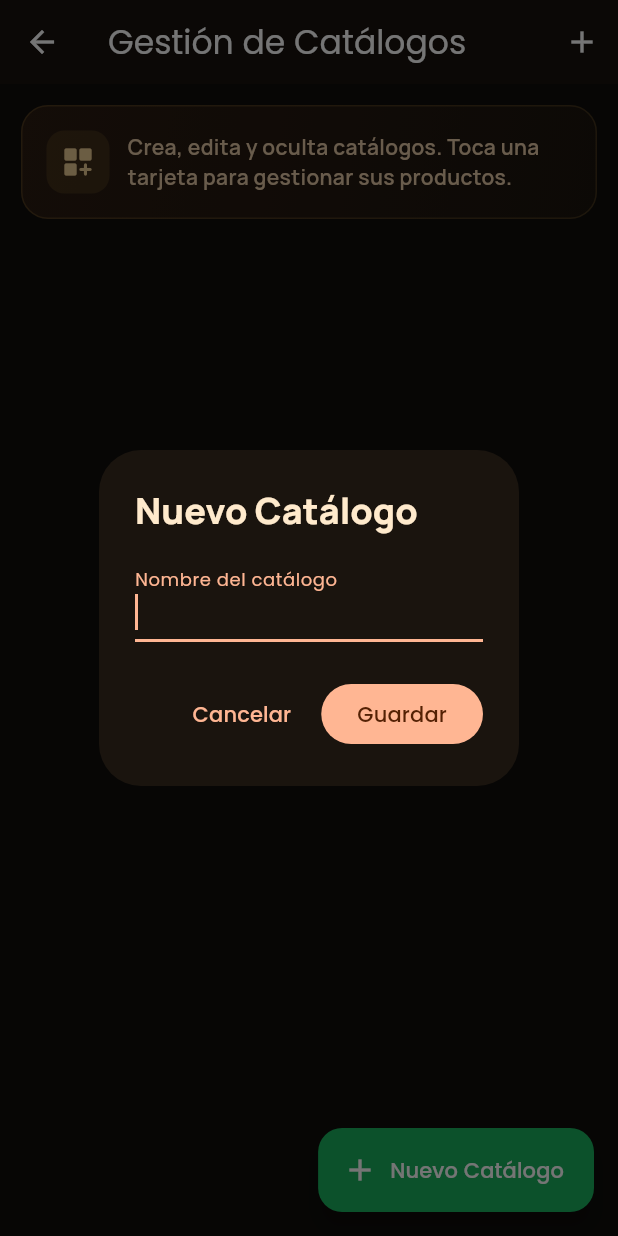
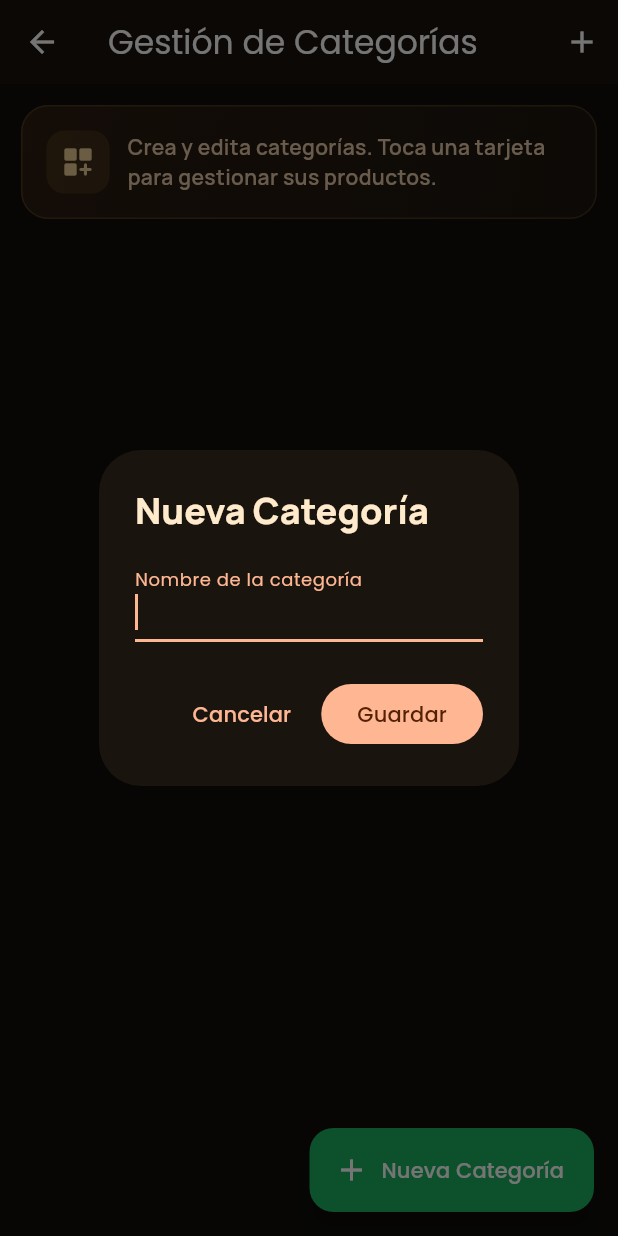
Before and after one commit to bryanbencomo4/kosmenu, a Flutter app: the CatalogListScreen screen opened directly, after a tap on the "add" icon, on a phone screen of 412 x 824 dp. Run offline on Flutter 3.47's test engine with Material 3 defaults, Android fonts, the phone set to English and light mode, and no system bars; our stand-ins replace flutter_image_compress, google_fonts, image_picker, qr_flutter, share_plus, supabase_flutter; accounts and stored records are empty.

Commit message:
Fix category schema compatibility and save stability

```diff
--- a/lib/screens/category_screen.dart
+++ b/lib/screens/category_screen.dart
@@ -14,6 +14,7 @@ class CatalogListScreen extends StatefulWidget {
 
 class _CatalogListScreenState extends State<CatalogListScreen> {
   bool _loading = true;
+  bool _supportsActivoColumn = true;
   List<CategoryModel> _catalogs = <CategoryModel>[];
 
   @override
@@ -76,7 +77,7 @@ class _CatalogListScreenState extends State<CatalogListScreen> {
           textCapitalization: TextCapitalization.words,
           style: const TextStyle(color: Colors.white),
           decoration: const InputDecoration(
-            labelText: 'Nombre del catálogo',
+            labelText: 'Nombre de la categoría',
           ),
         ),
         actions: [
@@ -97,7 +98,7 @@ class _CatalogListScreenState extends State<CatalogListScreen> {
   }
 
   Future<void> _createCatalog() async {
-    final name = await _showCatalogNameDialog(title: 'Nuevo Catálogo');
+    final name = await _showCatalogNameDialog(title: 'Nueva Categoría');
     if (name == null || name.isEmpty) return;
 
     try {
@@ -105,25 +106,40 @@ class _CatalogListScreenState extends State<CatalogListScreen> {
           ? 0
           : _catalogs.map((c) => c.orden).reduce((a, b) => a > b ? a : b) + 1;
 
-      await Supabase.instance.client.from('categorias').insert({
+      final payload = <String, dynamic>{
         'comercio_id': SupabaseConfig.currentComercioId,
         'nombre': name,
         'orden': maxOrder,
-        'activo': true,
-      });
+      };
+
+      if (_supportsActivoColumn) {
+        payload['activo'] = true;
+      }
+
+      try {
+        await Supabase.instance.client.from('categorias').insert(payload);
+      } on PostgrestException catch (error) {
+        if (_isMissingActivoColumnError(error) && _supportsActivoColumn) {
+          _supportsActivoColumn = false;
+          payload.remove('activo');
+          await Supabase.instance.client.from('categorias').insert(payload);
+        } else {
+          rethrow;
+        }
+      }
 
       await _loadCatalogs();
     } catch (error) {
       if (!mounted) return;
       ScaffoldMessenger.of(context).showSnackBar(
-        SnackBar(content: Text('No se pudo crear catálogo: $error')),
+        SnackBar(content: Text('No se pudo crear categoría: $error')),
       );
     }
   }
 
   Future<void> _editCatalog(CategoryModel catalog) async {
     final name = await _showCatalogNameDialog(
-      title: 'Editar Catálogo',
+      title: 'Editar Categoría',
       initialValue: catalog.nombre,
     );
     if (name == null || name.isEmpty) return;
@@ -138,12 +154,24 @@ class _CatalogListScreenState extends State<CatalogListScreen> {
     } catch (error) {
       if (!mounted) return;
       ScaffoldMessenger.of(context).showSnackBar(
-        SnackBar(content: Text('No se pudo editar catálogo: $error')),
+        SnackBar(content: Text('No se pudo editar categoría: $error')),
       );
     }
   }
 
   Future<void> _toggleCatalogActive(CategoryModel catalog, bool value) async {
+    if (!_supportsActivoColumn) {
+      if (!mounted) return;
+      ScaffoldMessenger.of(context).showSnackBar(
+        const SnackBar(
+          content: Text(
+            'La visibilidad por categoría no está habilitada en esta base.',
+          ),
+        ),
+      );
+      return;
+    }
+
     final previous = List<CategoryModel>.from(_catalogs);
 
     setState(() {
@@ -170,6 +198,23 @@ class _CatalogListScreenState extends State<CatalogListScreen> {
           .from('categorias')
           .update({'activo': value})
           .eq('id', catalog.id);
+    } on PostgrestException catch (error) {
+      if (!mounted) return;
+      if (_isMissingActivoColumnError(error)) {
+        setState(() {
+          _catalogs = previous;
+          _supportsActivoColumn = false;
+        });
+        ScaffoldMessenger.of(context).showSnackBar(
+          const SnackBar(
+            content: Text(
+              'Tu tabla categorias no tiene la columna activo. Se desactivó ese control.',
+            ),
+          ),
+        );
+        return;
+      }
+      rethrow;
     } catch (error) {
       if (!mounted) return;
       setState(() => _catalogs = previous);
@@ -184,7 +229,7 @@ class _CatalogListScreenState extends State<CatalogListScreen> {
       context: context,
       builder: (context) => AlertDialog(
         backgroundColor: const Color(0xFF1A140E),
-        title: const Text('Eliminar catálogo'),
+        title: const Text('Eliminar categoría'),
         content: Text(
           '¿Seguro que deseas eliminar "${catalog.nombre}"? Esta acción no se puede deshacer.',
         ),
@@ -216,9 +261,15 @@ class _CatalogListScreenState extends State<CatalogListScreen> {
     } catch (error) {
       if (!mounted) return;
       ScaffoldMessenger.of(context).showSnackBar(
-        SnackBar(content: Text('No se pudo eliminar catálogo: $error')),
+        SnackBar(content: Text('No se pudo eliminar categoría: $error')),
       );
     }
+  }
+
+  bool _isMissingActivoColumnError(PostgrestException error) {
+    final code = (error.code ?? '').toUpperCase();
+    final message = error.message.toLowerCase();
+    return code == 'PGRST204' && message.contains('activo');
   }
 
   Future<void> _openCatalogProducts(CategoryModel category) async {
@@ -241,12 +292,12 @@ class _CatalogListScreenState extends State<CatalogListScreen> {
       appBar: AppBar(
         backgroundColor: const Color(0xFF17120E),
         foregroundColor: Colors.white,
-        title: const Text('Gestión de Catálogos'),
+        title: const Text('Gestión de Categorías'),
         actions: [
           IconButton(
             onPressed: _loading ? null : _createCatalog,
             icon: const Icon(Icons.add),
-            tooltip: 'Crear catálogo',
+            tooltip: 'Crear categoría',
           ),
         ],
       ),
@@ -255,7 +306,7 @@ class _CatalogListScreenState extends State<CatalogListScreen> {
         backgroundColor: const Color(0xFF1AB15E),
         foregroundColor: Colors.white,
         icon: const Icon(Icons.add),
-        label: const Text('Nuevo Catálogo'),
+        label: const Text('Nueva Categoría'),
       ),
       body: _loading
           ? const Center(child: CircularProgressIndicator())
@@ -304,7 +355,7 @@ class _CatalogListScreenState extends State<CatalogListScreen> {
                               const SizedBox(width: 12),
                               Expanded(
                                 child: Text(
-                                  'Crea, edita y oculta catálogos. Toca una tarjeta para gestionar sus productos.',
+                                  'Crea y edita categorías. Toca una tarjeta para gestionar sus productos.',
                                   style: GoogleFonts.manrope(
                                     color: const Color(0xFFE4C8A5),
                                     fontWeight: FontWeight.w600,
@@ -318,7 +369,7 @@ class _CatalogListScreenState extends State<CatalogListScreen> {
                           child: _catalogs.isEmpty
                               ? const Center(
                                   child: Text(
-                                    'No hay catálogos disponibles',
+                                    'No hay categorías disponibles',
                                     style: TextStyle(color: Colors.white70),
                                   ),
                                 )
@@ -334,6 +385,8 @@ class _CatalogListScreenState extends State<CatalogListScreen> {
                                     final catalog = _catalogs[index];
                                     return _CatalogCard(
                                       catalog: catalog,
+                                      supportsActivoColumn:
+                                          _supportsActivoColumn,
                                       onOpen: () => _openCatalogProducts(catalog),
                                       onToggleActive: (value) =>
                                           _toggleCatalogActive(catalog, value),
@@ -356,6 +409,7 @@ class _CatalogListScreenState extends State<CatalogListScreen> {
 class _CatalogCard extends StatelessWidget {
   const _CatalogCard({
     required this.catalog,
+    required this.supportsActivoColumn,
     required this.onOpen,
     required this.onToggleActive,
     required this.onEdit,
@@ -363,6 +417,7 @@ class _CatalogCard extends StatelessWidget {
   });
 
   final CategoryModel catalog;
+  final bool supportsActivoColumn;
   final VoidCallback onOpen;
   final ValueChanged<bool> onToggleActive;
   final VoidCallback onEdit;
@@ -399,7 +454,9 @@ class _CatalogCard extends StatelessWidget {
                   ),
                   Container(
                     decoration: BoxDecoration(
-                      color: const Color(0x2227C46B),
+                      color: supportsActivoColumn
+                          ? const Color(0x2227C46B)
+                          : const Color(0x22EFA355),
                       borderRadius: BorderRadius.circular(999),
                     ),
                     padding: const EdgeInsets.symmetric(
@@ -407,10 +464,14 @@ class _CatalogCard extends StatelessWidget {
                       vertical: 6,
                     ),
                     child: Text(
-                      catalog.activo ? 'Activo' : 'Oculto',
+                      supportsActivoColumn
+                          ? (catalog.activo ? 'Activo' : 'Oculto')
+                          : 'Sin visibilidad',
                       style: TextStyle(
-                        color: catalog.activo
-                            ? const Color(0xFF46E18A)
+                        color: supportsActivoColumn
+                            ? (catalog.activo
+                                ? const Color(0xFF46E18A)
+                                : const Color(0xFFEFA355))
                             : const Color(0xFFEFA355),
                         fontWeight: FontWeight.w700,
                         fontSize: 12,
@@ -438,10 +499,20 @@ class _CatalogCard extends StatelessWidget {
                           'Visible en web',
                           style: TextStyle(color: Color(0xFFE6D7C4)),
                         ),
-                        Switch.adaptive(
-                          value: catalog.activo,
-                          onChanged: onToggleActive,
-                        ),
+                        if (supportsActivoColumn)
+                          Switch.adaptive(
+                            value: catalog.activo,
+                            onChanged: onToggleActive,
+                          )
+                        else
+                          const Padding(
+                            padding: EdgeInsets.only(left: 10),
+                            child: Icon(
+                              Icons.remove_circle_outline,
+                              color: Color(0xFFEFA355),
+                              size: 20,
+                            ),
+                          ),
                       ],
                     ),
                   ),
--- a/lib/screens/product_form_screen.dart
+++ b/lib/screens/product_form_screen.dart
@@ -391,6 +391,11 @@ class _FormPanel extends StatelessWidget {
 
   @override
   Widget build(BuildContext context) {
+    final categoryIds = categories.map((category) => category.id).toSet();
+    final effectiveCategoryId = categoryIds.contains(selectedCategoryId)
+        ? selectedCategoryId
+        : null;
+
     return Container(
       padding: const EdgeInsets.all(14),
       decoration: BoxDecoration(
@@ -403,7 +408,7 @@ class _FormPanel extends StatelessWidget {
         child: Column(
           children: [
             DropdownButtonFormField<String>(
-              initialValue: selectedCategoryId,
+              initialValue: effectiveCategoryId,
               items: categories
                   .map(
                     (category) => DropdownMenuItem<String>(
@@ -413,7 +418,7 @@ class _FormPanel extends StatelessWidget {
                   )
                   .toList(),
               onChanged: isSaving ? null : onCategoryChanged,
-              decoration: const InputDecoration(labelText: 'Catálogo'),
+              decoration: const InputDecoration(labelText: 'Categoría'),
             ),
             const SizedBox(height: 12),
             TextFormField(
--- a/lib/screens/product_screen.dart
+++ b/lib/screens/product_screen.dart
@@ -300,7 +300,7 @@ class _ProductListScreenState extends State<ProductListScreen> {
                               child: _products.isEmpty
                                   ? const Center(
                                       child: Text(
-                                        'No hay productos en este catálogo',
+                                        'No hay productos en esta categoría',
                                         style: TextStyle(color: Colors.white70),
                                       ),
                                     )
```
